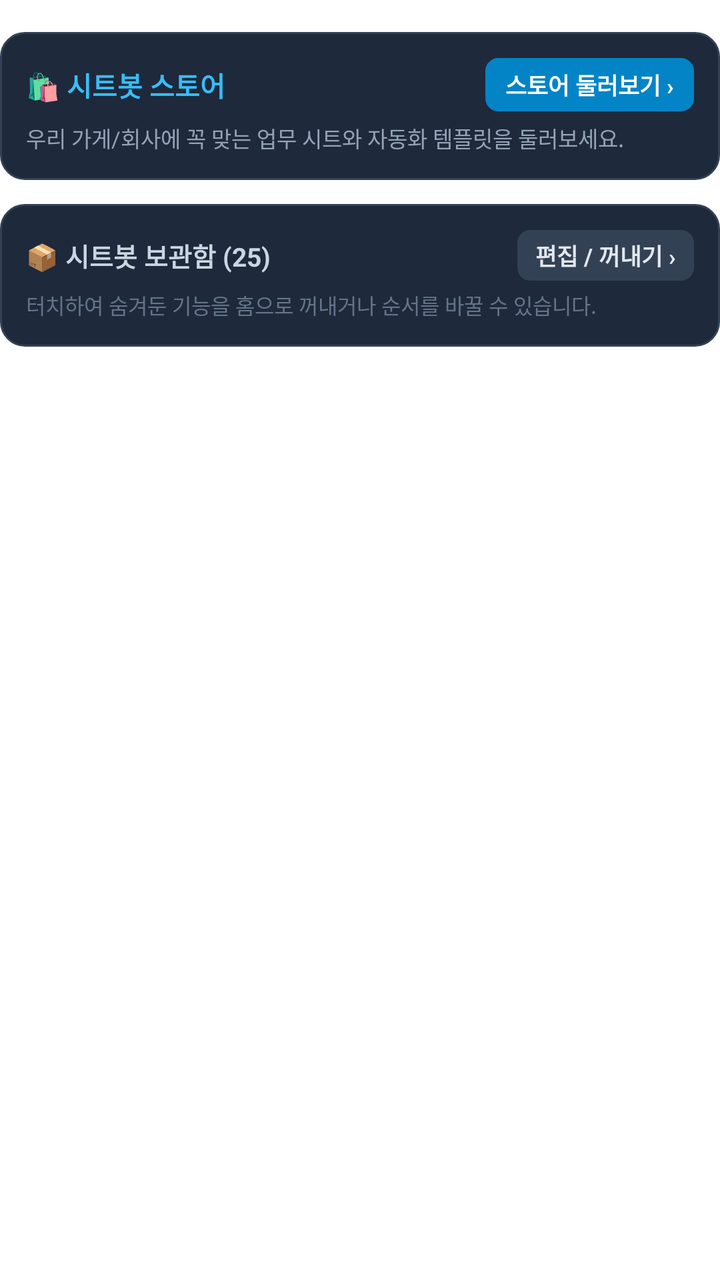
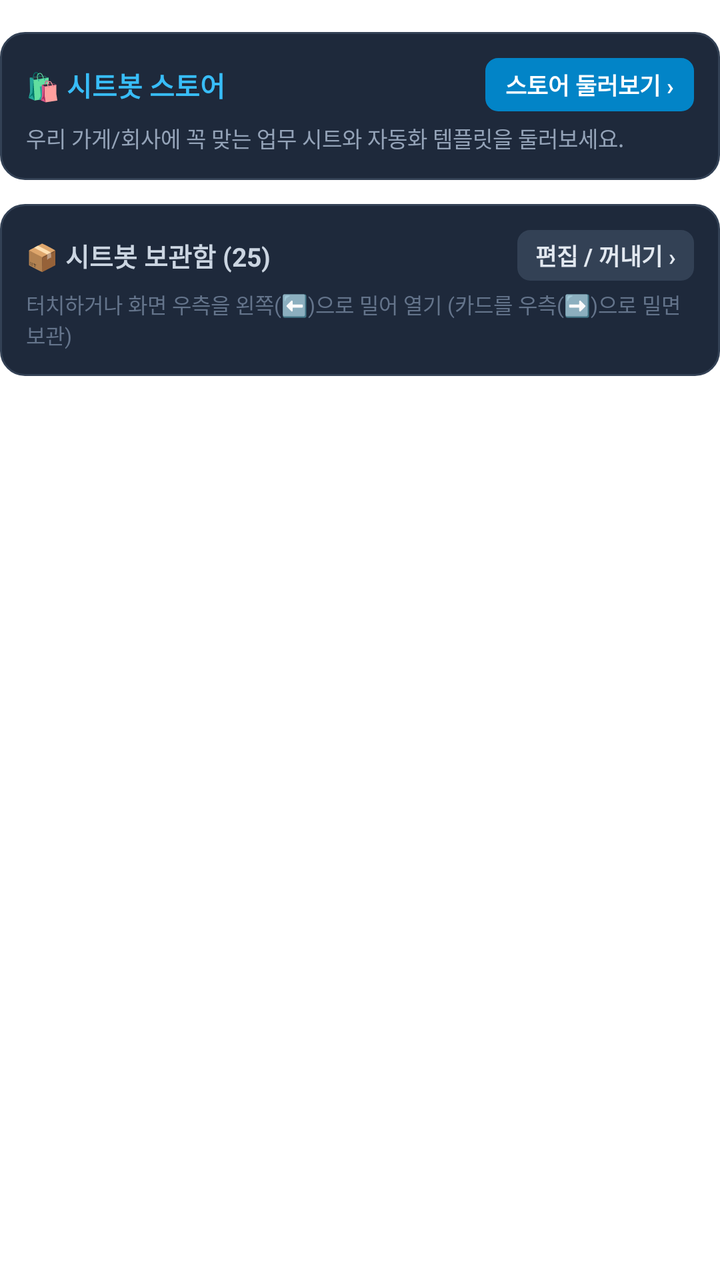

Before-and-after screenshots of an Android layout around one commit, followed by the original layout XML and the change that was made.
<!-- AndroidManifest.xml: application theme Theme.SheetBotDepositAgent -->
<!-- res/layout/card_drawer.xml -->
<?xml version="1.0" encoding="utf-8"?>
<LinearLayout xmlns:android="http://schemas.android.com/apk/res/android"
    android:layout_width="match_parent"
    android:layout_height="wrap_content"
    android:orientation="vertical">

    
    <LinearLayout
        android:id="@+id/cardStoreBox"
        android:layout_width="match_parent"
        android:layout_height="wrap_content"
        android:orientation="vertical"
        android:background="@drawable/bg_card_scenario"
        android:padding="13dp"
        android:layout_marginTop="16dp"
        android:layout_marginBottom="10dp"
        android:clickable="true"
        android:focusable="true">

        <LinearLayout
            android:id="@+id/layoutStoreHeader"
            android:layout_width="match_parent"
            android:layout_height="wrap_content"
            android:orientation="horizontal"
            android:gravity="center_vertical">

            <TextView
                android:id="@+id/tvStoreTitle"
                android:layout_width="0dp"
                android:layout_height="wrap_content"
                android:layout_weight="1"
                android:text="🛍️ 시트봇 스토어"
                android:textColor="#38BDF8"
                android:textSize="13.5sp"
                android:textStyle="bold" />

            <TextView
                android:id="@+id/btnOpenMarketplace"
                android:layout_width="wrap_content"
                android:layout_height="wrap_content"
                android:background="@drawable/bg_badge_version"
                android:backgroundTint="#0284C7"
                android:paddingHorizontal="10dp"
                android:paddingVertical="4.5dp"
                android:text="스토어 둘러보기 ›"
                android:textColor="#FFFFFF"
                android:textSize="11.5sp"
                android:textStyle="bold"
                android:clickable="true"
                android:focusable="true" />
        </LinearLayout>

        <TextView
            android:id="@+id/tvStoreSubtitle"
            android:layout_width="match_parent"
            android:layout_height="wrap_content"
            android:text="우리 가게/회사에 꼭 맞는 업무 시트와 자동화 템플릿을 둘러보세요."
            android:textColor="#94A3B8"
            android:textSize="11sp"
            android:layout_marginTop="5dp" />
    </LinearLayout>

    
    <LinearLayout
        android:id="@+id/cardDrawerBox"
        android:layout_width="match_parent"
        android:layout_height="wrap_content"
        android:orientation="vertical"
        android:background="@drawable/bg_card_scenario"
        android:padding="13dp"
        android:layout_marginTop="2dp"
        android:layout_marginBottom="12dp"
        android:clickable="true"
        android:focusable="true">

        <LinearLayout
            android:id="@+id/layoutDrawerHeader"
            android:layout_width="match_parent"
            android:layout_height="wrap_content"
            android:orientation="horizontal"
            android:gravity="center_vertical">

            <TextView
                android:id="@+id/tvDrawerTitle"
                android:layout_width="0dp"
                android:layout_height="wrap_content"
                android:layout_weight="1"
                android:text="📦 시트봇 보관함 (25)"
                android:textColor="#CBD5E1"
                android:textSize="13sp"
                android:textStyle="bold" />

            <TextView
                android:id="@+id/btnOpenDrawerManage"
                android:layout_width="wrap_content"
                android:layout_height="wrap_content"
                android:background="@drawable/bg_badge_version"
                android:backgroundTint="#334155"
                android:paddingHorizontal="9dp"
                android:paddingVertical="4dp"
                android:text="편집 / 꺼내기 ›"
                android:textColor="#E2E8F0"
                android:textSize="11.5sp"
                android:textStyle="bold"
                android:clickable="true"
                android:focusable="true" />

            <TextView
                android:id="@+id/btnDrawerManage"
                android:layout_width="wrap_content"
                android:layout_height="wrap_content"
                android:visibility="gone" />

            <TextView
                android:id="@+id/btnToggleDrawer"
                android:layout_width="wrap_content"
                android:layout_height="wrap_content"
                android:visibility="gone" />
        </LinearLayout>

        <TextView
            android:id="@+id/tvDrawerSubtitle"
            android:layout_width="match_parent"
            android:layout_height="wrap_content"
            android:text="터치하여 숨겨둔 기능을 홈으로 꺼내거나 순서를 바꿀 수 있습니다."
            android:textColor="#64748B"
            android:textSize="10.5sp"
            android:layout_marginTop="4dp" />

        
        <LinearLayout
            android:id="@+id/layoutDrawerContent"
            android:layout_width="match_parent"
            android:layout_height="wrap_content"
            android:orientation="vertical"
            android:layout_marginTop="10dp"
            android:visibility="gone">

            <View
                android:layout_width="match_parent"
                android:layout_height="1dp"
                android:background="#334155"
                android:layout_marginBottom="8dp" />

            
            <LinearLayout
                android:id="@+id/layoutDrawerItems"
                android:layout_width="match_parent"
                android:layout_height="wrap_content"
                android:orientation="vertical" />
        </LinearLayout>
    </LinearLayout>
</LinearLayout>
<!-- resources referenced by this layout -->
<resources>
  <!-- drawable bg_badge_version (drawable) -->
  <?xml version="1.0" encoding="utf-8"?>
  <shape xmlns:android="http://schemas.android.com/apk/res/android"
      android:shape="rectangle">
      <corners android:radius="6dp" />
      <solid android:color="#064E3B" />
      <stroke android:width="1dp" android:color="#059669" />
  </shape>
  <!-- drawable bg_card_scenario (drawable) -->
  <?xml version="1.0" encoding="utf-8"?>
  <shape xmlns:android="http://schemas.android.com/apk/res/android"
      android:shape="rectangle">
      <corners android:radius="12dp" />
      <solid android:color="#1E293B" />
      <stroke android:width="1dp" android:color="#334155" />
  </shape>
  <style name="Theme.SheetBotDepositAgent" parent="Theme.MaterialComponents.DayNight.NoActionBar">
          <item name="colorPrimary">@color/purple_500</item>
          <item name="colorPrimaryVariant">@color/purple_700</item>
          <item name="colorOnPrimary">@color/white</item>
          <item name="colorSecondary">@color/teal_200</item>
          <item name="colorSecondaryVariant">@color/teal_700</item>
          <item name="colorOnSecondary">@color/black</item>
          <item name="android:statusBarColor">#0F172A</item>
      </style>
  <color name="purple_500">#4F46E5</color>
  <color name="purple_700">#4338CA</color>
  <color name="white">#FFFFFFFF</color>
  <color name="teal_200">#10B981</color>
  <color name="teal_700">#059669</color>
  <color name="black">#000000</color>
</resources>

<!-- the commit's change to res/layout/card_drawer.xml (unified diff, before → after) -->
@@ -122,7 +122,7 @@
             android:id="@+id/tvDrawerSubtitle"
             android:layout_width="match_parent"
             android:layout_height="wrap_content"
-            android:text="터치하여 숨겨둔 기능을 홈으로 꺼내거나 순서를 바꿀 수 있습니다."
+            android:text="터치하거나 화면 우측을 왼쪽(⬅️)으로 밀어 열기 (카드를 우측(➡️)으로 밀면 보관)"
             android:textColor="#64748B"
             android:textSize="10.5sp"
             android:layout_marginTop="4dp" />
